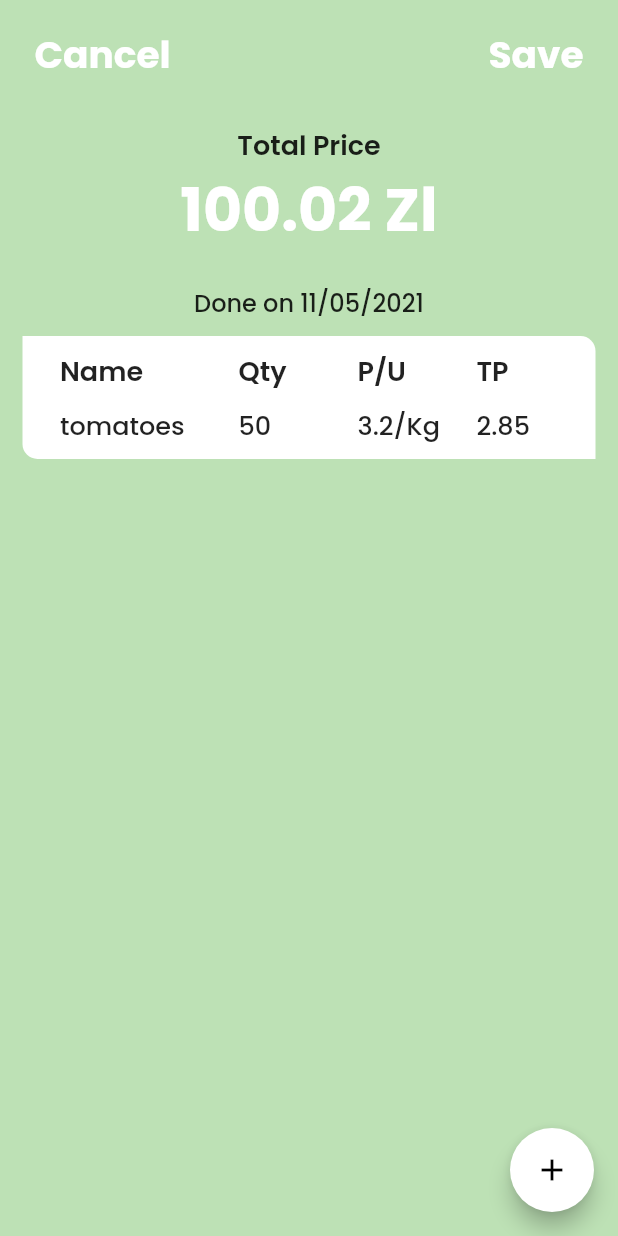
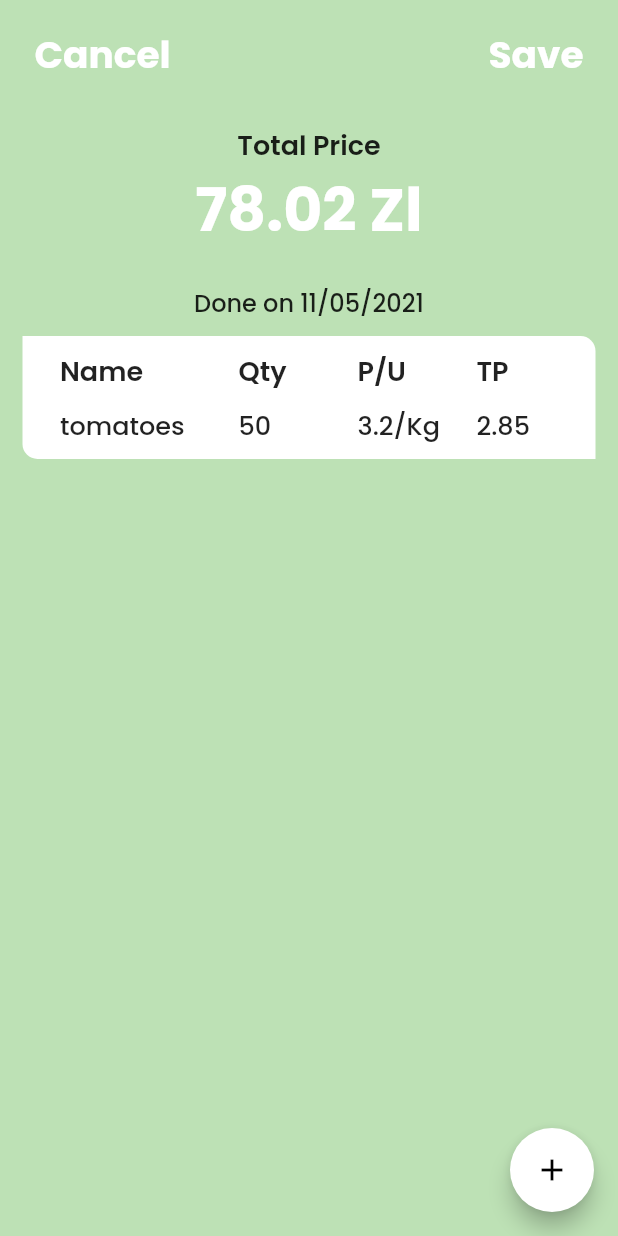
Before and after one commit to Fiston-pro/MyFoodz, a Flutter app: the AddPage screen opened by its route, on a phone screen of 412 x 824 dp. Run offline on Flutter 3.47's test engine with Material 2 defaults, Android fonts, the phone set to English and light mode, and no system bars; our stand-ins replace animated_splash_screen, fl_chart, page_transition.

Commit message:
Update Add.dart

```diff
--- a/lib/Screens/Add.dart
+++ b/lib/Screens/Add.dart
@@ -27,7 +27,7 @@ class _AddPageState extends State<AddPage> {
               ),
               SizedBox(height: 20,),
               Text('Total Price', style: TextStyle(fontFamily: 'Poppins', fontSize: 18, fontWeight: FontWeight.w600),),
-              Text('100.02 Zl', style: TextStyle(fontFamily: 'Poppins',fontSize: 40, fontWeight: FontWeight.w700, color: Colors.white),),
+              Text('78.02 Zl', style: TextStyle(fontFamily: 'Poppins',fontSize: 40, fontWeight: FontWeight.w700, color: Colors.white),),
               SizedBox(height: 20,),
               Text('Done on 11/05/2021',style: TextStyle(fontFamily: 'Poppins',fontSize: 16,),),
               SizedBox(height: 10,),
```
